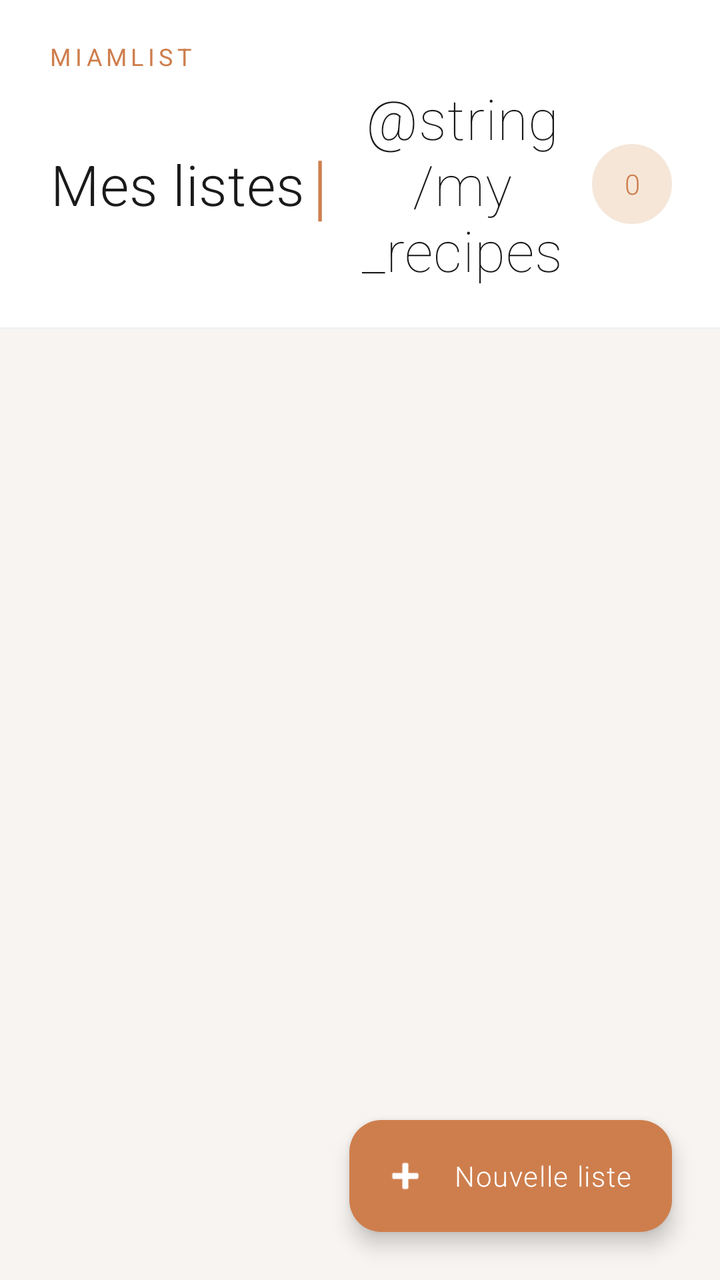
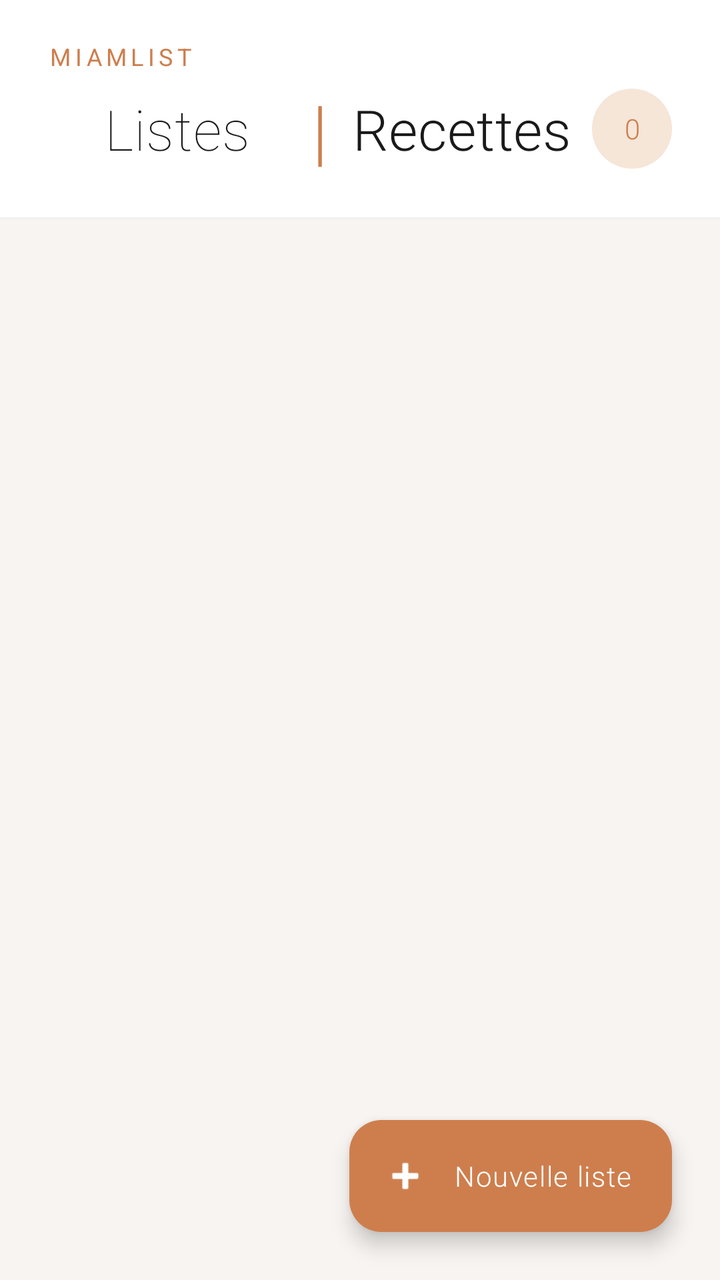

An Android layout rendered at two revisions. The XML below is the earlier revision; the diff shows what the commit changed to produce the second picture.
<!-- AndroidManifest.xml: application theme Theme.MiamList -->
<!-- res/layout/activity_recipes.xml -->
<?xml version="1.0" encoding="utf-8"?>
<androidx.coordinatorlayout.widget.CoordinatorLayout
    xmlns:android="http://schemas.android.com/apk/res/android"
    xmlns:app="http://schemas.android.com/apk/res-auto"
    android:layout_width="match_parent"
    android:layout_height="match_parent"
    android:background="#F7F4F1">

    
    <com.google.android.material.appbar.AppBarLayout
        android:layout_width="match_parent"
        android:layout_height="wrap_content"
        android:background="#FFFFFF"
        app:elevation="0dp">

        <LinearLayout
            android:layout_width="match_parent"
            android:layout_height="wrap_content"
            android:orientation="vertical"
            android:paddingStart="24dp"
            android:paddingEnd="24dp"
            android:paddingTop="20dp"
            android:paddingBottom="20dp">

            
            <TextView
                android:layout_width="wrap_content"
                android:layout_height="wrap_content"
                android:text="@string/app_name"
                android:textSize="12sp"
                android:fontFamily="sans-serif"
                android:textColor="#CE7E4D"
                android:letterSpacing="0.18"
                android:textAllCaps="true"
                android:layout_marginBottom="4dp" />

            
            <LinearLayout
                android:layout_width="match_parent"
                android:layout_height="wrap_content"
                android:orientation="horizontal"
                android:gravity="center_vertical">


                <TextView
                    android:layout_width="0dp"
                    android:layout_height="wrap_content"
                    android:layout_weight="1"
                    android:fontFamily="sans-serif-thin"
                    android:letterSpacing="0.01"
                    android:text="@string/my_lists"
                    android:textAlignment="center"
                    android:textColor="#1A1A1A"
                    android:textFontWeight="300"
                    android:textSize="28sp" />

                
                <TextView
                    android:id="@+id/textView2"
                    android:layout_width="0dp"
                    android:layout_height="wrap_content"
                    android:layout_weight="0.1"
                    android:fontFamily="sans-serif-thin"
                    android:letterSpacing="0.01"
                    android:text="|"
                    android:textAlignment="center"
                    android:textColor="#CE7E4D"
                    android:textFontWeight="300"
                    android:textSize="36sp" />

                <TextView
                    android:id="@+id/textView"
                    android:layout_width="0dp"
                    android:layout_height="wrap_content"
                    android:layout_weight="1"
                    android:fontFamily="sans-serif-thin"
                    android:letterSpacing="0.01"
                    android:text="@string/my_recipes"
                    android:textAlignment="center"
                    android:textColor="#1A1A1A"
                    android:textSize="28sp" />

                <TextView
                    android:id="@+id/tvListCount"
                    android:layout_width="40dp"
                    android:layout_height="40dp"
                    android:gravity="center"
                    android:textSize="14sp"
                    android:fontFamily="sans-serif-light"
                    android:textColor="#CE7E4D"
                    android:background="@drawable/bg_icon_pill"
                    android:text="0" />
            </LinearLayout>
        </LinearLayout>

        
        <View
            android:layout_width="match_parent"
            android:layout_height="1dp"
            android:background="#F0F0F0" />

    </com.google.android.material.appbar.AppBarLayout>

    
    <androidx.recyclerview.widget.RecyclerView
        android:id="@+id/recyclerShoppingLists"
        android:layout_width="match_parent"
        android:layout_height="match_parent"
        android:paddingStart="20dp"
        android:paddingEnd="20dp"
        android:paddingTop="16dp"
        android:paddingBottom="96dp"
        android:clipToPadding="false"
        app:layout_behavior="@string/appbar_scrolling_view_behavior" />

    
    <LinearLayout
        android:id="@+id/layoutEmpty"
        android:layout_width="wrap_content"
        android:layout_height="wrap_content"
        android:layout_gravity="center"
        android:orientation="vertical"
        android:gravity="center"
        android:visibility="gone">

        <TextView
            android:layout_width="wrap_content"
            android:layout_height="wrap_content"
            android:text="—"
            android:textSize="32sp"
            android:textColor="#CE7E4D"
            android:fontFamily="sans-serif-thin"
            android:layout_marginBottom="16dp" />

        <TextView
            android:layout_width="wrap_content"
            android:layout_height="wrap_content"
            android:text="@string/no_list_yet"
            android:textSize="16sp"
            android:fontFamily="sans-serif-light"
            android:textColor="#1A1A1A"
            android:letterSpacing="0.02" />

        <TextView
            android:layout_width="wrap_content"
            android:layout_height="wrap_content"
            android:text="Appuyez sur le bouton + pour créer votre première liste"
            android:textSize="12sp"
            android:fontFamily="sans-serif-light"
            android:textColor="#AAAAAA"
            android:gravity="center"
            android:layout_marginTop="8dp"
            android:paddingStart="32dp"
            android:paddingEnd="32dp" />
    </LinearLayout>

    
    <com.google.android.material.floatingactionbutton.ExtendedFloatingActionButton
        android:id="@+id/fabAddList"
        android:layout_width="wrap_content"
        android:layout_height="wrap_content"
        android:layout_gravity="bottom|end"
        android:layout_margin="24dp"
        android:text="@string/new_list"
        android:textColor="#FFFFFF"
        android:fontFamily="sans-serif-light"
        android:textAllCaps="false"
        android:letterSpacing="0.04"
        app:icon="@android:drawable/ic_input_add"
        app:iconTint="#FFFFFF"
        app:backgroundTint="@color/accent"
        app:elevation="6dp"
        app:cornerRadius="16dp" />

</androidx.coordinatorlayout.widget.CoordinatorLayout>
<!-- resources referenced by this layout -->
<resources>
  <color name="accent">#CE7E4D</color>
  <!-- drawable bg_icon_pill (drawable) -->
  <?xml version="1.0" encoding="utf-8"?>
  <shape xmlns:android="http://schemas.android.com/apk/res/android"
      android:shape="oval">
      <solid android:color="#F5E6D8" />
  </shape>
  <string name="app_name" translatable="false">MiamList</string>
  <string name="my_lists">Mes listes</string>
  <string name="new_list">Nouvelle liste</string>
  <string name="no_list_yet">Pas encore de liste</string>
  <style name="Theme.MiamList" parent="Base.Theme.MiamList" />
  <style name="Base.Theme.MiamList" parent="Theme.Material3.Light.NoActionBar">
          
          <item name="colorPrimary">@color/accent</item>
          <item name="colorOnPrimary">@color/on_accent</item>
          <item name="colorPrimaryContainer">@color/accent_light</item>
          <item name="colorOnPrimaryContainer">@color/on_surface</item>
  
          
          <item name="colorSurface">@color/background</item>
          <item name="colorOnSurface">@color/on_surface</item>
          <item name="colorSurfaceVariant">@color/surface</item>
          <item name="android:colorBackground">@color/background</item>
          <item name="android:windowBackground">@color/background</item>
  
          
          <item name="colorOutline">@color/outline</item>
  
          
          <item name="android:fontFamily">sans-serif-light</item>
  
          
          <item name="elevationOverlayEnabled">false</item>
      </style>
  <color name="on_accent">#FFFFFF</color>
  <color name="accent_light">#F5E6D8</color>
  <color name="on_surface">#1A1A1A</color>
  <color name="background">#FFFFFF</color>
  <color name="surface">#FAFAFA</color>
  <color name="outline">#D0D0D0</color>
</resources>

<!-- the commit's change to res/layout/activity_recipes.xml (unified diff, before → after) -->
@@ -48,10 +48,10 @@
                     android:layout_weight="1"
                     android:fontFamily="sans-serif-thin"
                     android:letterSpacing="0.01"
+                    android:onClick="loadShoppingList"
                     android:text="@string/my_lists"
                     android:textAlignment="center"
                     android:textColor="#1A1A1A"
-                    android:textFontWeight="300"
                     android:textSize="28sp" />
 
                 
@@ -78,6 +78,7 @@
                     android:text="@string/my_recipes"
                     android:textAlignment="center"
                     android:textColor="#1A1A1A"
+                    android:textFontWeight="300"
                     android:textSize="28sp" />
 
                 <TextView
@@ -103,7 +104,7 @@
 
     
     <androidx.recyclerview.widget.RecyclerView
-        android:id="@+id/recyclerShoppingLists"
+        android:id="@+id/recyclerRecipes"
         android:layout_width="match_parent"
         android:layout_height="match_parent"
         android:paddingStart="20dp"
<!-- resource entries referenced after the edit -->
@@ -8,7 +8,8 @@
       <solid android:color="#F5E6D8" />
   </shape>
   <string name="app_name" translatable="false">MiamList</string>
-  <string name="my_lists">Mes listes</string>
+  <string name="my_lists">Listes</string>
+  <string name="my_recipes">Recettes</string>
   <string name="new_list">Nouvelle liste</string>
   <string name="no_list_yet">Pas encore de liste</string>
   <style name="Theme.MiamList" parent="Base.Theme.MiamList" />
